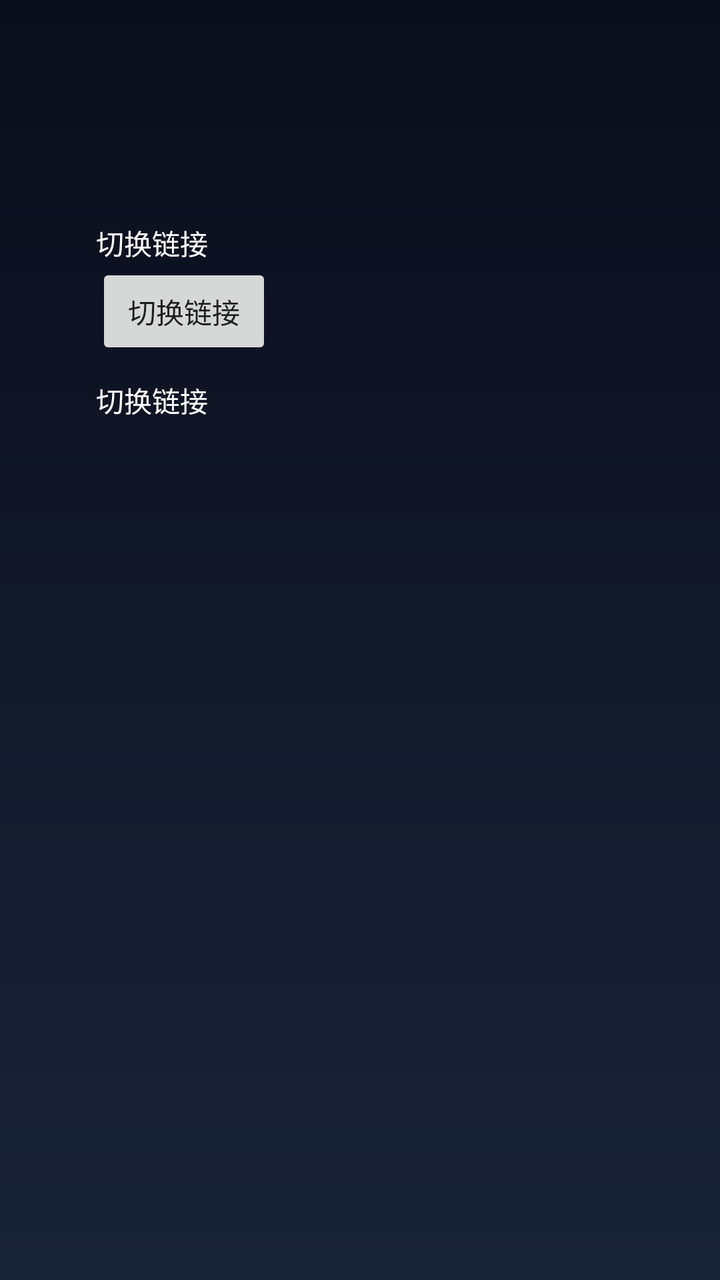
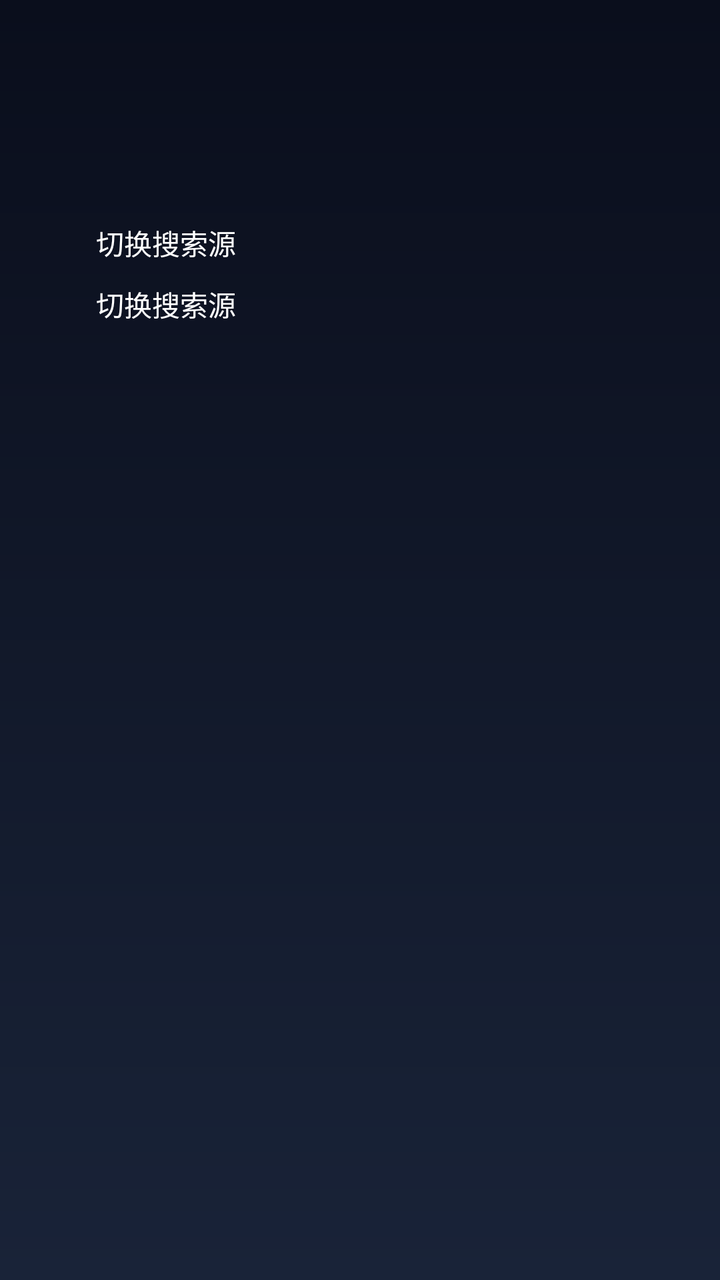

Compare the two renders of this Android layout. The source of the first and the diff that turns it into the second are given below.
<!-- AndroidManifest.xml: application theme AppTheme -->
<!-- res/layout/fragment_mine.xml -->
<?xml version="1.0" encoding="utf-8"?>
<androidx.constraintlayout.widget.ConstraintLayout xmlns:android="http://schemas.android.com/apk/res/android"
        xmlns:app="http://schemas.android.com/apk/res-auto"
        xmlns:tools="http://schemas.android.com/tools"
        android:layout_width="match_parent"
        android:layout_height="match_parent">

    <androidx.constraintlayout.widget.ConstraintLayout
            android:layout_width="match_parent"
            android:layout_height="match_parent"
            android:paddingStart="48dp"
            android:paddingTop="111dp"
            android:paddingEnd="48dp"
            android:clipChildren="false"
            android:clipToPadding="false"
            app:layout_constraintLeft_toLeftOf="parent"
            app:layout_constraintTop_toTopOf="parent"
            >

        <TextView
                android:id="@+id/tv_app"
                android:layout_width="wrap_content"
                android:layout_height="wrap_content"
                android:textColor="@color/colorWhite"
                android:text="@string/mine_action_change_url"
                app:layout_constraintLeft_toLeftOf="parent"
                app:layout_constraintTop_toTopOf="parent" />

        <Button
                android:id="@+id/btn_change_url"
                android:layout_width="wrap_content"
                android:layout_height="wrap_content"
                android:text="@string/mine_action_change_url"
                app:layout_constraintLeft_toLeftOf="parent"
                app:layout_constraintTop_toBottomOf="@id/tv_app" />

        <TextView
                android:id="@+id/tv_url"
                android:layout_width="wrap_content"
                android:layout_height="wrap_content"
                android:layout_marginTop="@dimen/btn_space"
                android:textColor="@color/colorWhite"
                android:text="@string/mine_action_change_url"
                app:layout_constraintLeft_toLeftOf="parent"
                app:layout_constraintTop_toBottomOf="@id/btn_change_url" />

        <RadioGroup
                android:id="@+id/rg_urls"
                android:layout_width="wrap_content"
                android:layout_height="wrap_content"
                tools:layout_editor_absoluteX="73dp"
                tools:layout_editor_absoluteY="231dp"
                app:layout_constraintLeft_toLeftOf="parent"
                app:layout_constraintTop_toBottomOf="@id/tv_url" />

    </androidx.constraintlayout.widget.ConstraintLayout>

</androidx.constraintlayout.widget.ConstraintLayout>
<!-- resources referenced by this layout -->
<resources>
  <color name="colorWhite">#FFFFFF</color>
  <dimen name="btn_space">10dp</dimen>
  <string name="mine_action_change_url">切换链接</string>
  <style name="AppTheme" parent="Theme.AppCompat.Light.NoActionBar">
          
          <item name="colorPrimary">@color/colorPrimary</item>
          <item name="colorPrimaryDark">@color/colorPrimaryDark</item>
          <item name="colorAccent">@color/colorAccent</item>
          <item name="android:windowBackground">@drawable/bg_gradient_home</item>
  
      </style>
  <color name="colorPrimary">#008577</color>
  <color name="colorPrimaryDark">#00574B</color>
  <color name="colorAccent">#D81B60</color>
  <!-- drawable bg_gradient_home (drawable) -->
  <?xml version="1.0" encoding="utf-8"?>
  <shape android:shape="rectangle"
    xmlns:android="http://schemas.android.com/apk/res/android">
      <gradient android:startColor="#ff0a0e1c" android:endColor="#ff192338" android:angle="270.0" />
  </shape>
</resources>

<!-- the commit's change to res/layout/fragment_mine.xml (unified diff, before → after) -->
@@ -26,14 +26,6 @@
                 app:layout_constraintLeft_toLeftOf="parent"
                 app:layout_constraintTop_toTopOf="parent" />
 
-        <Button
-                android:id="@+id/btn_change_url"
-                android:layout_width="wrap_content"
-                android:layout_height="wrap_content"
-                android:text="@string/mine_action_change_url"
-                app:layout_constraintLeft_toLeftOf="parent"
-                app:layout_constraintTop_toBottomOf="@id/tv_app" />
-
         <TextView
                 android:id="@+id/tv_url"
                 android:layout_width="wrap_content"
@@ -42,7 +34,7 @@
                 android:textColor="@color/colorWhite"
                 android:text="@string/mine_action_change_url"
                 app:layout_constraintLeft_toLeftOf="parent"
-                app:layout_constraintTop_toBottomOf="@id/btn_change_url" />
+                app:layout_constraintTop_toBottomOf="@id/tv_app" />
 
         <RadioGroup
                 android:id="@+id/rg_urls"
<!-- resource entries referenced after the edit -->
@@ -2,7 +2,7 @@
 <resources>
   <color name="colorWhite">#FFFFFF</color>
   <dimen name="btn_space">10dp</dimen>
-  <string name="mine_action_change_url">切换链接</string>
+  <string name="mine_action_change_url">切换搜索源</string>
   <style name="AppTheme" parent="Theme.AppCompat.Light.NoActionBar">
           
           <item name="colorPrimary">@color/colorPrimary</item>
